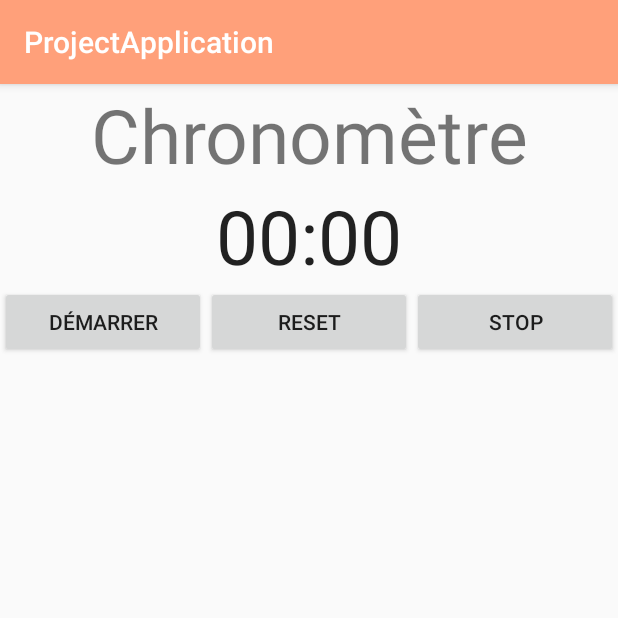
After one commit to NoemieLG/AndroidPorject, an Android app: the ChronoActivity screen opened directly, with no data from a screen before it, on a phone screen of 412 x 824 dp, the top half of it. The commit adds this screen. Run offline under Robolectric (Android 15) with nearby library versions, the light colour scheme and no system bars.

Commit message:
Ajout d'un chronomètre.

```diff
--- /dev/null
+++ b/app/src/main/java/com/example/noemie/projectapplication/ChronoActivity.java
@@ -0,0 +1,35 @@
+package com.example.noemie.projectapplication;
+
+import android.content.Intent;
+import android.net.Uri;
+import android.os.SystemClock;
+import android.support.v7.app.AppCompatActivity;
+import android.os.Bundle;
+import android.view.View;
+
+public class ChronoActivity extends AppCompatActivity implements ChronoFragment.OnFragmentInteractionListener{
+
+    ChronoFragment chronoFragment;
+
+    @Override
+    protected void onCreate(Bundle savedInstanceState) {
+        super.onCreate(savedInstanceState);
+        setContentView(R.layout.activity_chrono);
+
+        chronoFragment = ChronoFragment.newInstance("param1", "param2");
+        getSupportFragmentManager().beginTransaction().add(R.id.chrono_frag, chronoFragment).commit();
+    }
+
+    public void gomap()
+    {
+        long time = SystemClock.elapsedRealtime() - chronoFragment.chrono.getBase();
+        Intent intent = new Intent(this, MapsActivity.class);
+        intent.putExtra("chrono", time);
+        startActivity(intent);
+    }
+
+    @Override
+    public void onFragmentInteraction(Uri uri) {
+
+    }
+}
--- /dev/null
+++ b/app/src/main/java/com/example/noemie/projectapplication/ChronoFragment.java
@@ -0,0 +1,168 @@
+package com.example.noemie.projectapplication;
+
+import android.content.Context;
+import android.content.Intent;
+import android.net.Uri;
+import android.os.Bundle;
+import android.os.SystemClock;
+import android.support.v4.app.Fragment;
+import android.view.LayoutInflater;
+import android.view.View;
+import android.view.ViewGroup;
+import android.widget.Button;
+import android.widget.Chronometer;
+import android.widget.TextView;
+
+import java.util.concurrent.atomic.AtomicReference;
+
+
+/**
+ * A simple {@link Fragment} subclass.
+ * Activities that contain this fragment must implement the
+ * {@link ChronoFragment.OnFragmentInteractionListener} interface
+ * to handle interaction events.
+ * Use the {@link ChronoFragment#newInstance} factory method to
+ * create an instance of this fragment.
+ */
+public class ChronoFragment extends Fragment {
+
+    Chronometer chrono;
+    Button start, stop, reset;
+    TextView title;
+    long timeWhenStopped = 0;
+    boolean currentlyTiming = false;
+
+    // TODO: Rename parameter arguments, choose names that match
+    // the fragment initialization parameters, e.g. ARG_ITEM_NUMBER
+    private static final String ARG_PARAM1 = "param1";
+    private static final String ARG_PARAM2 = "param2";
+
+    // TODO: Rename and change types of parameters
+    private String mParam1;
+    private String mParam2;
+
+    private OnFragmentInteractionListener mListener;
+
+    public ChronoFragment() {
+        // Required empty public constructor
+    }
+
+    /**
+     * Use this factory method to create a new instance of
+     * this fragment using the provided parameters.
+     *
+     * @param param1 Parameter 1.
+     * @param param2 Parameter 2.
+     * @return A new instance of fragment ChronoFragment.
+     */
+    // TODO: Rename and change types and number of parameters
+    public static ChronoFragment newInstance(String param1, String param2) {
+        ChronoFragment fragment = new ChronoFragment();
+        Bundle args = new Bundle();
+        args.putString(ARG_PARAM1, param1);
+        args.putString(ARG_PARAM2, param2);
+        fragment.setArguments(args);
+        return fragment;
+    }
+
+    @Override
+    public void onCreate(Bundle savedInstanceState) {
+        super.onCreate(savedInstanceState);
+        if (getArguments() != null) {
+            mParam1 = getArguments().getString(ARG_PARAM1);
+            mParam2 = getArguments().getString(ARG_PARAM2);
+        }
+    }
+
+    @Override
+    public View onCreateView(LayoutInflater inflater, ViewGroup container,
+                             Bundle savedInstanceState) {
+        // Inflate the layout for this fragment
+        View view = inflater.inflate(R.layout.fragment_chrono, container, false);
+        chrono = view.findViewById(R.id.chronometer2);
+        title = view.findViewById(R.id.textView2);
+        start = view.findViewById(R.id.start_xml);
+        reset = view.findViewById(R.id.reset_xml);
+        stop = view.findViewById(R.id.stop_xml);
+
+        start.setOnClickListener(new View.OnClickListener(){
+            public void onClick(View v){
+               startChrono();
+            }
+        });
+
+        reset.setOnClickListener(new View.OnClickListener(){
+            public void onClick(View v){
+                resetChrono();
+            }
+        });
+
+        stop.setOnClickListener(new View.OnClickListener() {
+            @Override
+            public void onClick(View view) {
+                mListener.gomap();
+            }
+        });
+
+        return view;
+    }
+
+    public void startChrono(){
+        if(!currentlyTiming){
+            chrono.setBase(SystemClock.elapsedRealtime() + timeWhenStopped);
+            chrono.start();
+            start.setText("Pause");
+            currentlyTiming = true;
+        } else {
+            timeWhenStopped = chrono.getBase() - SystemClock.elapsedRealtime();
+            chrono.stop();
+            start.setText("Start");
+            currentlyTiming = false;
+        }
+    }
+
+    public void resetChrono(){
+        timeWhenStopped = 0;
+        chrono.setBase(SystemClock.elapsedRealtime());
+    }
+
+    // TODO: Rename method, update argument and hook method into UI event
+    public void onButtonPressed(Uri uri) {
+        if (mListener != null) {
+            mListener.onFragmentInteraction(uri);
+        }
+    }
+
+    @Override
+    public void onAttach(Context context) {
+        super.onAttach(context);
+        if (context instanceof OnFragmentInteractionListener) {
+            mListener = (OnFragmentInteractionListener) context;
+        } else {
+            throw new RuntimeException(context.toString()
+                    + " must implement OnFragmentInteractionListener");
+        }
+    }
+
+    @Override
+    public void onDetach() {
+        super.onDetach();
+        mListener = null;
+    }
+
+    /**
+     * This interface must be implemented by activities that contain this
+     * fragment to allow an interaction in this fragment to be communicated
+     * to the activity and potentially other fragments contained in that
+     * activity.
+     * <p>
+     * See the Android Training lesson <a href=
+     * "http://developer.android.com/training/basics/fragments/communicating.html"
+     * >Communicating with Other Fragments</a> for more information.
+     */
+    public interface OnFragmentInteractionListener {
+        // TODO: Update argument type and name
+        void onFragmentInteraction(Uri uri);
+        void gomap();
+    }
+}
--- /dev/null
+++ b/app/src/main/res/layout/activity_chrono.xml
@@ -0,0 +1,16 @@
+<?xml version="1.0" encoding="utf-8"?>
+<android.support.constraint.ConstraintLayout xmlns:android="http://schemas.android.com/apk/res/android"
+    xmlns:app="http://schemas.android.com/apk/res-auto"
+    xmlns:tools="http://schemas.android.com/tools"
+    android:layout_width="match_parent"
+    android:layout_height="match_parent"
+    tools:context="com.example.noemie.projectapplication.ChronoActivity">
+
+    <FrameLayout
+        android:id="@+id/chrono_frag"
+        android:layout_width="match_parent"
+        android:layout_height="match_parent">
+
+    </FrameLayout>
+
+</android.support.constraint.ConstraintLayout>
--- /dev/null
+++ b/app/src/main/res/layout/fragment_chrono.xml
@@ -0,0 +1,61 @@
+<FrameLayout xmlns:android="http://schemas.android.com/apk/res/android"
+    xmlns:tools="http://schemas.android.com/tools"
+    android:layout_width="match_parent"
+    android:layout_height="match_parent"
+    tools:context="com.example.noemie.projectapplication.ChronoFragment">
+
+    <!-- TODO: Update blank fragment layout -->
+
+    <LinearLayout
+        android:layout_width="match_parent"
+        android:layout_height="match_parent"
+        android:orientation="vertical">
+
+        <TextView
+            android:id="@+id/textView2"
+            android:layout_width="match_parent"
+            android:layout_height="wrap_content"
+            android:gravity="center"
+            android:text="Chronomètre"
+            android:textSize="50dp" />
+
+        <Chronometer
+            android:id="@+id/chronometer2"
+            android:layout_width="match_parent"
+            android:layout_height="wrap_content"
+            android:gravity="center_vertical|center"
+            android:textSize="50dp" />
+
+        <LinearLayout
+            android:layout_width="match_parent"
+            android:layout_height="wrap_content"
+            android:orientation="horizontal">
+
+            <Button
+                android:id="@+id/start_xml"
+                android:layout_width="0dp"
+                android:layout_weight="1"
+                android:layout_height="match_parent"
+
+                android:text="Démarrer"/>
+
+            <Button
+                android:id="@+id/reset_xml"
+                android:layout_width="0dp"
+                android:layout_weight="1"
+                android:layout_height="match_parent"
+
+                android:text="Reset"/>
+
+            <Button
+                android:id="@+id/stop_xml"
+                android:layout_width="0dp"
+                android:layout_weight="1"
+                android:layout_height="match_parent"
+
+                android:text="Stop"/>
+        </LinearLayout>
+
+    </LinearLayout>
+
+</FrameLayout>
--- a/app/src/main/res/values/strings.xml
+++ b/app/src/main/res/values/strings.xml
@@ -83,4 +83,10 @@
 
     <!-- TODO: Remove or change this placeholder text -->
     <string name="hello_blank_fragment">Hello blank fragment</string>
+
+    <string name="service_not_available">Service not available</string>
+    <string name="invalid_lat_long_used">Invalid lat and long used</string>
+    <string name="no_address_found">No address found</string>
+    <string name="address_found">Address found</string>
+
 </resources>
```
Also changed, not shown: app/src/main/AndroidManifest.xml (+10 -6 lines), app/src/main/java/com/example/noemie/projectapplication/MainActivity.java (+5 -2 lines), app/src/main/java/com/example/noemie/projectapplication/MapsActivity.java (+71 -2 lines), app/src/main/java/com/example/noemie/projectapplication/PhotoActivity.java (+10 -0 lines), app/src/main/res/layout/activity_maps.xml (+9 -1 lines), app/src/main/res/layout/app_bar_main.xml (+0 -8 lines), app/src/main/res/menu/activity_main_drawer.xml (+7 -3 lines), app/src/main/res/drawable-hdpi/ic_action_info.png (added), app/src/main/res/drawable-mdpi/ic_action_info.png (added), app/src/main/res/drawable-xhdpi/ic_action_info.png (added), app/src/main/res/drawable-xxhdpi/ic_action_info.png (added).
